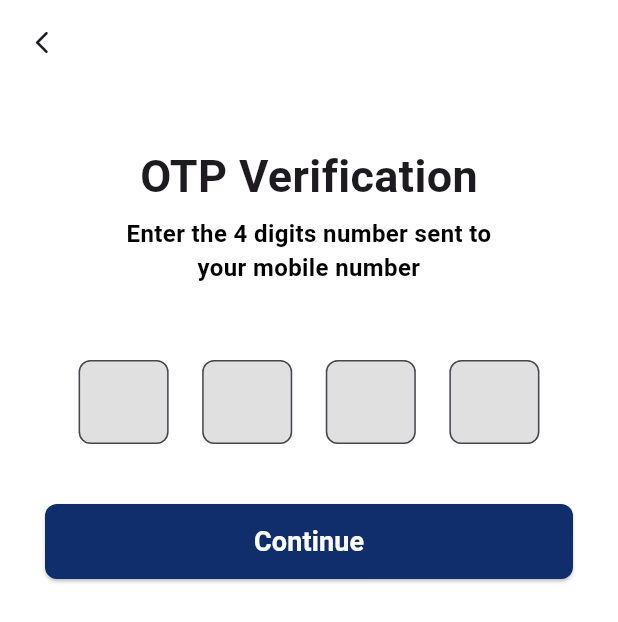
After one commit to tasammie/klobank, a Flutter app: the OtpScreen screen opened directly, on a phone screen of 412 x 824 dp. The commit adds this screen. Shown: the top 622 px of the screen. Run offline on Flutter 3.47's test engine with Material 3 defaults, Android fonts, the phone set to English and light mode, and no system bars; our stand-ins replace smooth_page_indicator.

Commit message:
otp screen

```diff
--- /dev/null
+++ b/lib/SCREEN/auth/otp.dart
@@ -0,0 +1,135 @@
+import 'package:flutter/material.dart';
+import 'package:klobank/SCREEN/button/custom_button.dart';
+import 'package:klobank/SCREEN/colors/app_colors.dart';
+import 'package:klobank/SCREEN/dashboard.dart';
+
+class OtpScreen extends StatefulWidget {
+  const OtpScreen({super.key});
+
+  @override
+  State<OtpScreen> createState() => _OtpScreenState();
+}
+
+class _OtpScreenState extends State<OtpScreen> {
+  final List<TextEditingController> _otpControllers =
+      List.generate(4, (_) => TextEditingController());
+  final List<FocusNode> _focusNodes = List.generate(4, (_) => FocusNode());
+
+  @override
+  void dispose() {
+    for (var controller in _otpControllers) {
+      controller.dispose();
+    }
+    for (var node in _focusNodes) {
+      node.dispose();
+    }
+    super.dispose();
+  }
+
+  @override
+  Widget build(BuildContext context) {
+    return Scaffold(
+      backgroundColor: AppColors.background_color,
+      appBar: AppBar(
+        backgroundColor: AppColors.background_color,
+        leading: GestureDetector(
+          onTap: () {
+            Navigator.pop(context);
+          },
+          child: const Icon(
+            Icons.arrow_back_ios_new_rounded,
+            size: 18,
+          ),
+        ),
+      ),
+      body: SafeArea(
+        child: SingleChildScrollView(
+          padding: const EdgeInsets.symmetric(horizontal: 30.0),
+          child: Column(
+            children: [
+              Column(
+                crossAxisAlignment: CrossAxisAlignment.center,
+                children: [
+                  const SizedBox(height: 40),
+                  const Text(
+                    'OTP Verification',
+                    style: TextStyle(
+                      fontSize: 30,
+                      fontWeight: FontWeight.bold,
+                    ),
+                  ),
+                  const SizedBox(height: 5),
+                  Container(
+                    padding: const EdgeInsets.symmetric(horizontal: 50),
+                    width: double.infinity,
+                    child: const Text(
+                      'Enter the 4 digits number sent to your mobile number',
+                      style: TextStyle(
+                        fontSize: 16,
+                        color: Colors.black,
+                        fontWeight: FontWeight.w600,
+                      ),
+                      textAlign: TextAlign.center,
+                    ),
+                  ),
+                  const SizedBox(height: 50),
+                  Row(
+                    mainAxisAlignment: MainAxisAlignment.spaceEvenly,
+                    children: List.generate(4, (index) {
+                      return SizedBox(
+                        width: 60,
+                        child: TextField(
+                          controller: _otpControllers[index],
+                          focusNode: _focusNodes[index],
+                          keyboardType: TextInputType.number,
+                          textAlign: TextAlign.center,
+                          maxLength: 1,
+                          decoration: InputDecoration(
+                            counterText: '',
+                            border: OutlineInputBorder(
+                              borderRadius: BorderRadius.circular(8.0),
+                              borderSide: const BorderSide(color: Colors.grey),
+                            ),
+                            filled: true,
+                            fillColor: Colors.grey.shade300,
+                          ),
+                          onChanged: (value) {
+                            if (value.isNotEmpty && index < 3) {
+                              // Move focus to the next box
+                              FocusScope.of(context)
+                                  .requestFocus(_focusNodes[index + 1]);
+                            } else if (value.isEmpty && index > 0) {
+                              // Move focus to the previous box
+                              FocusScope.of(context)
+                                  .requestFocus(_focusNodes[index - 1]);
+                            }
+                          },
+                        ),
+                      );
+                    }),
+                  ),
+                  const SizedBox(height: 40),
+                  CustomButton(
+                    label: 'Continue',
+                    onPressed: () {
+                      final otp = _otpControllers.map((e) => e.text).join();
+                      print(
+                          'Entered OTP: $otp'); // Placeholder for backend logic
+                      Navigator.push(
+                        context,
+                        MaterialPageRoute(
+                          builder: (context) => const DashboardPage(),
+                        ),
+                      );
+                    },
+                    backgroundColor: AppColors.buttonAndLogoColor,
+                  ),
+                ],
+              ),
+            ],
+          ),
+        ),
+      ),
+    );
+  }
+}
--- a/lib/SCREEN/auth/phoneNumber_screen.dart
+++ b/lib/SCREEN/auth/phoneNumber_screen.dart
@@ -1,4 +1,5 @@
 import 'package:flutter/material.dart';
+import 'package:klobank/SCREEN/auth/otp.dart';
 import 'package:klobank/SCREEN/button/custom_button.dart';
 import 'package:klobank/SCREEN/colors/app_colors.dart';
 import 'package:klobank/SCREEN/home_page.dart';
@@ -166,7 +167,7 @@ class _PhoneNumberScreenState extends State<PhoneNumberScreen> {
                         Navigator.push(
                           context,
                           MaterialPageRoute(
-                            builder: (context) => const HomePage(),
+                            builder: (context) => const OtpScreen(),
                           ),
                         );
                       }
```
Also changed, not shown: lib/SCREEN/dashboard.dart (added, +30 -0 lines).
